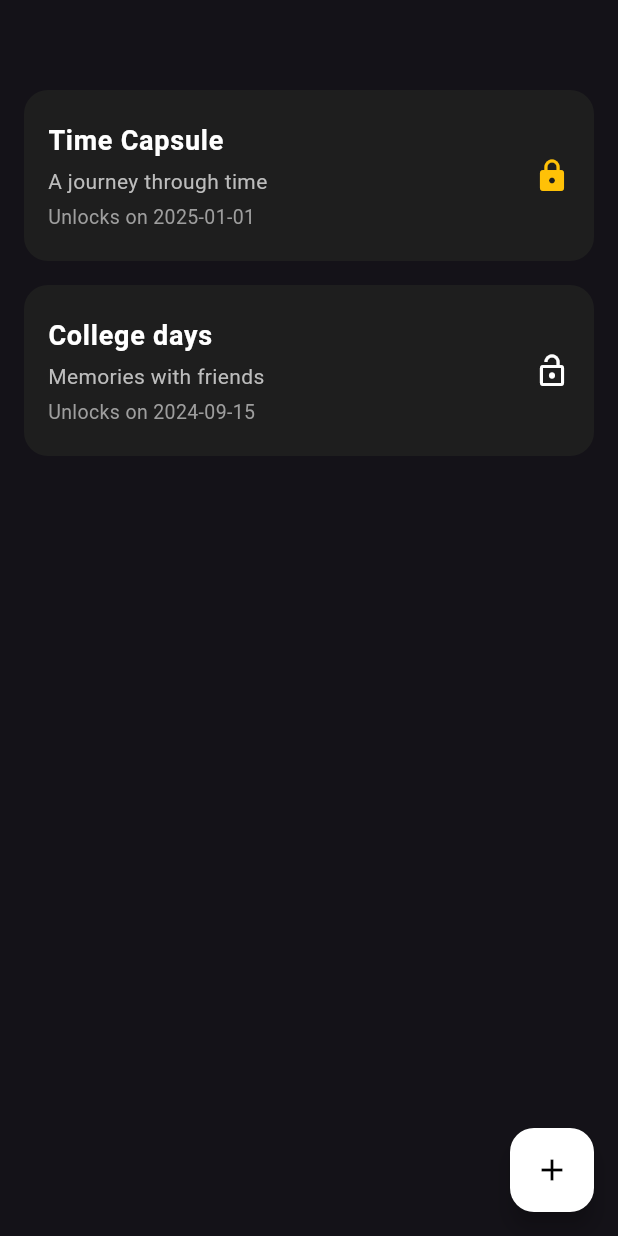
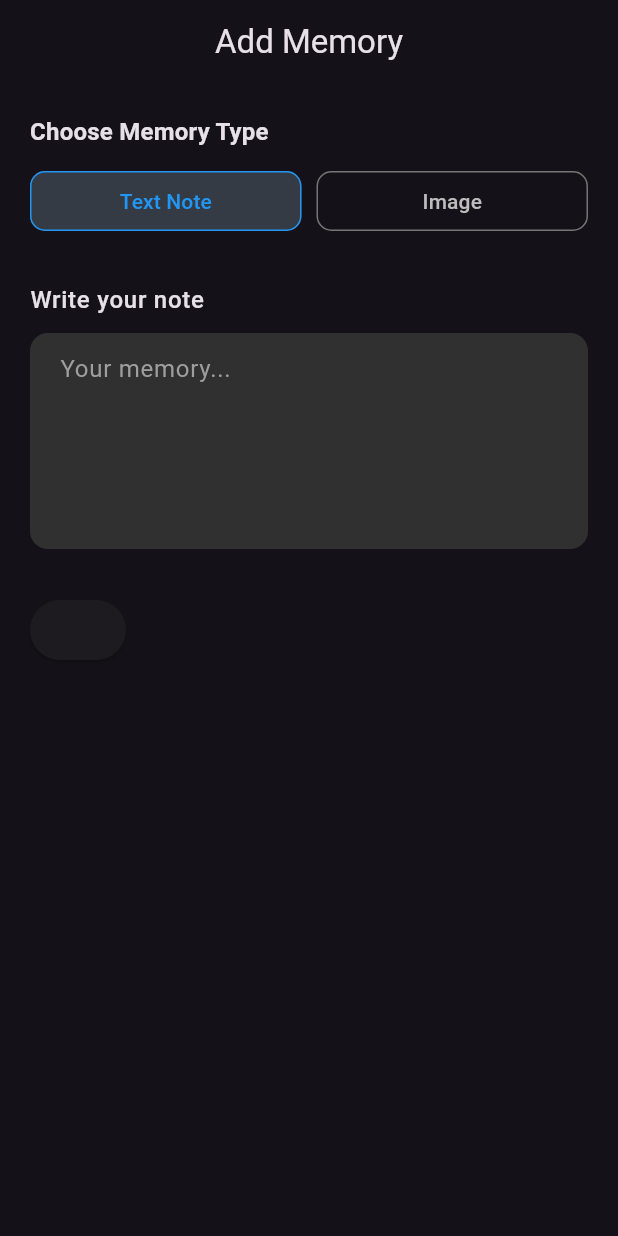
Before and after one commit to shlokmestry/boxed_app, a Flutter app: the screen it shows after launch, on a phone screen of 412 x 824 dp. Run offline on Flutter 3.47's test engine with Material 3 defaults, Android fonts, the phone set to English and light mode, and no system bars; our stand-ins replace firebase_auth, firebase_core; accounts and stored records are empty.

Commit message:
add AddMemoryScreen

```diff
--- a/lib/main.dart
+++ b/lib/main.dart
@@ -1,3 +1,5 @@
+import 'package:boxed_app/screens/add_memory_screen.dart';
+import 'package:boxed_app/screens/create_capsule_screen.dart';
 import 'package:boxed_app/screens/home_screen.dart';
 import 'package:firebase_core/firebase_core.dart';
 import 'package:flutter/material.dart';
@@ -20,7 +22,7 @@
       debugShowCheckedModeBanner: false,
       theme: ThemeData.dark(),
       title: 'Boxed',
-      home: const  HomeScreen(),
+      home:  AddMemoryScreen(capsuleId: 'll',),
     );
   }
 }
--- /dev/null
+++ b/lib/screens/add_memory_screen.dart
@@ -0,0 +1,158 @@
+import 'package:flutter/material.dart';
+import 'package:boxed_app/widgets/buttons.dart'; // Adjust path if needed
+
+class AddMemoryScreen extends StatefulWidget {
+  final String capsuleId;
+
+  const AddMemoryScreen({required this.capsuleId, Key? key}) : super(key: key);
+
+  @override
+  State<AddMemoryScreen> createState() => _AddMemoryScreenState();
+}
+
+class _AddMemoryScreenState extends State<AddMemoryScreen> {
+  String memoryType = 'note';
+  final TextEditingController _noteController = TextEditingController();
+  String? _selectedImagePath;
+
+  @override
+  Widget build(BuildContext context) {
+    return Scaffold(
+      backgroundColor: Theme.of(context).scaffoldBackgroundColor,
+      appBar: AppBar(
+        title: const Text('Add Memory'),
+        centerTitle: true,
+        backgroundColor: Colors.transparent,
+        elevation: 0,
+      ),
+      body: SingleChildScrollView(
+        padding: const EdgeInsets.all(20),
+        child: Column(
+          crossAxisAlignment: CrossAxisAlignment.start,
+          children: [
+            Text(
+              "Choose Memory Type",
+              style: Theme.of(context).textTheme.titleMedium?.copyWith(
+                    fontWeight: FontWeight.w600,
+                  ),
+            ),
+            const SizedBox(height: 10),
+            Row(
+              children: [
+                Expanded(
+                  child: OutlinedButton(
+                    onPressed: () => setState(() => memoryType = 'note'),
+                    style: OutlinedButton.styleFrom(
+                      backgroundColor: memoryType == 'note'
+                          ? Colors.blue.shade100.withOpacity(0.2)
+                          : Colors.transparent,
+                      side: BorderSide(
+                        color: memoryType == 'note'
+                            ? Colors.blue
+                            : Colors.grey.shade600,
+                      ),
+                      shape: RoundedRectangleBorder(
+                        borderRadius: BorderRadius.circular(10),
+                      ),
+                    ),
+                    child: Text(
+                      "Text Note",
+                      style: TextStyle(
+                        color: memoryType == 'note'
+                            ? Colors.blue
+                            : Colors.grey.shade400,
+                      ),
+                    ),
+                  ),
+                ),
+                const SizedBox(width: 10),
+                Expanded(
+                  child: OutlinedButton(
+                    onPressed: () => setState(() => memoryType = 'image'),
+                    style: OutlinedButton.styleFrom(
+                      backgroundColor: memoryType == 'image'
+                          ? Colors.blue.shade100.withOpacity(0.2)
+                          : Colors.transparent,
+                      side: BorderSide(
+                        color: memoryType == 'image'
+                            ? Colors.blue
+                            : Colors.grey.shade600,
+                      ),
+                      shape: RoundedRectangleBorder(
+                        borderRadius: BorderRadius.circular(10),
+                      ),
+                    ),
+                    child: Text(
+                      "Image",
+                      style: TextStyle(
+                        color: memoryType == 'image'
+                            ? Colors.blue
+                            : Colors.grey.shade400,
+                      ),
+                    ),
+                  ),
+                ),
+              ],
+            ),
+            const SizedBox(height: 30),
+            if (memoryType == 'note') _buildNoteInput(context),
+            if (memoryType == 'image') _buildImagePickerPlaceholder(),
+            const SizedBox(height: 30),
+            ElevatedButton(
+
+              onPressed: () {
+                // Next step: implement upload logic
+              }, child: null,
+            ),
+          ],
+        ),
+      ),
+    );
+  }
+
+  Widget _buildNoteInput(BuildContext context) {
+    return Column(
+      crossAxisAlignment: CrossAxisAlignment.start,
+      children: [
+        Text(
+          "Write your note",
+          style: Theme.of(context).textTheme.bodyLarge?.copyWith(
+                fontWeight: FontWeight.w500,
+              ),
+        ),
+        const SizedBox(height: 10),
+        TextField(
+          controller: _noteController,
+          maxLines: 5,
+          style: const TextStyle(color: Colors.white),
+          decoration: InputDecoration(
+            hintText: 'Your memory...',
+            hintStyle: const TextStyle(color: Colors.grey),
+            filled: true,
+            fillColor: Colors.grey[850],
+            contentPadding:
+                const EdgeInsets.symmetric(horizontal: 16, vertical: 12),
+            border: OutlineInputBorder(
+              borderRadius: BorderRadius.circular(12),
+              borderSide: BorderSide.none,
+            ),
+          ),
+        ),
+      ],
+    );
+  }
+
+  Widget _buildImagePickerPlaceholder() {
+    return Column(
+      crossAxisAlignment: CrossAxisAlignment.start,
+      children: const [
+        Text(
+          "Image Picker (coming next step)",
+          style: TextStyle(color: Colors.grey),
+        ),
+        SizedBox(height: 20),
+        Placeholder(fallbackHeight: 150),
+      ],
+    );
+  }
+}
--- /dev/null
+++ b/lib/screens/create_capsule_screen.dart
@@ -0,0 +1,34 @@
+import 'package:flutter/material.dart';
+
+class CreateCapsuleScreen extends StatefulWidget {
+  const CreateCapsuleScreen({super.key});
+
+
+  @override
+  State<CreateCapsuleScreen> createState() => _CreateCapsuleScreenState();
+}
+
+class _CreateCapsuleScreenState extends State<CreateCapsuleScreen> {
+  @override
+  Widget build(BuildContext context){
+    return Scaffold(
+      appBar: AppBar(title: Text("Create Capsule"),
+      backgroundColor: Colors.black,
+      ),
+      backgroundColor: Colors.black,
+      body: SingleChildScrollView(
+        padding: EdgeInsets.all(20),
+        child: Column(
+          crossAxisAlignment: CrossAxisAlignment.start,
+          children: [
+            TextField(
+
+            ),
+          ],
+        ),
+      ),
+    );
+
+  }
+
+}
```
